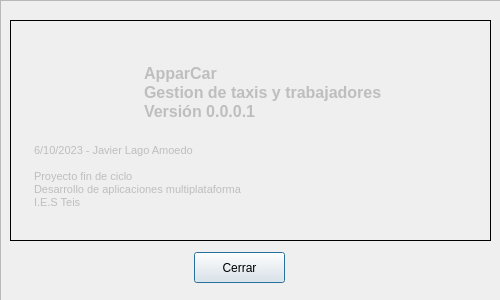
javierlago/lagoamoedo, file AcercaDeWindow.ui: the form before one commit.
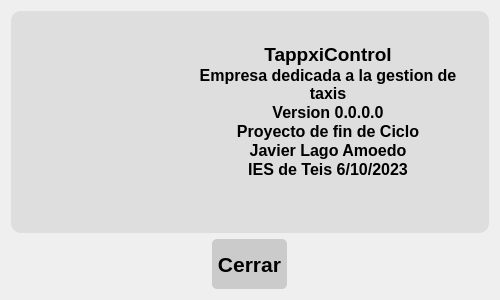
The form after the commit. Icons and pictures are not drawn.

```diff
--- a/AcercaDeWindow.ui
+++ b/AcercaDeWindow.ui
@@ -10,6 +10,18 @@
     <height>300</height>
    </rect>
   </property>
+  <property name="minimumSize">
+   <size>
+    <width>500</width>
+    <height>300</height>
+   </size>
+  </property>
+  <property name="maximumSize">
+   <size>
+    <width>500</width>
+    <height>300</height>
+   </size>
+  </property>
   <property name="windowTitle">
    <string>Acerca de ....</string>
   </property>
@@ -17,23 +29,20 @@
    <iconset>
     <normaloff>img/3986726-man-taxi-transport-icon_112967.svg</normaloff>img/3986726-man-taxi-transport-icon_112967.svg</iconset>
   </property>
+  <property name="modal">
+   <bool>true</bool>
+  </property>
+  <layout class="QGridLayout" name="gridLayout_3">
+   <item row="0" column="0">
   <widget class="QFrame" name="frame">
-   <property name="geometry">
-    <rect>
-     <x>0</x>
-     <y>0</y>
-     <width>501</width>
-     <height>301</height>
-    </rect>
-   </property>
    <property name="sizePolicy">
-    <sizepolicy hsizetype="Maximum" vsizetype="Maximum">
+      <sizepolicy hsizetype="Expanding" vsizetype="Expanding">
      <horstretch>0</horstretch>
      <verstretch>0</verstretch>
     </sizepolicy>
    </property>
    <property name="frameShape">
-    <enum>QFrame::StyledPanel</enum>
+      <enum>QFrame::NoFrame</enum>
    </property>
    <property name="frameShadow">
     <enum>QFrame::Plain</enum>
@@ -41,36 +50,58 @@
    <property name="lineWidth">
     <number>1</number>
    </property>
+     <layout class="QVBoxLayout" name="verticalLayout_2">
+      <property name="leftMargin">
+       <number>0</number>
+      </property>
+      <property name="topMargin">
+       <number>0</number>
+      </property>
+      <property name="rightMargin">
+       <number>0</number>
+      </property>
+      <property name="bottomMargin">
+       <number>0</number>
+      </property>
+      <item>
    <widget class="QFrame" name="frame_2">
-    <property name="geometry">
-     <rect>
-      <x>10</x>
-      <y>20</y>
-      <width>481</width>
-      <height>221</height>
-     </rect>
+        <property name="styleSheet">
+         <string notr="true">border-radius:10px;
+background-color: rgb(222, 222, 222);</string>
     </property>
     <property name="frameShape">
-     <enum>QFrame::Box</enum>
+         <enum>QFrame::Panel</enum>
     </property>
     <property name="frameShadow">
-     <enum>QFrame::Plain</enum>
-    </property>
-    <property name="lineWidth">
-     <number>1</number>
-    </property>
-    <widget class="QLabel" name="label">
-     <property name="geometry">
-      <rect>
-       <x>20</x>
-       <y>30</y>
-       <width>91</width>
-       <height>91</height>
-      </rect>
+         <enum>QFrame::Raised</enum>
+        </property>
+        <layout class="QGridLayout" name="gridLayout">
+         <item row="2" column="0">
+          <widget class="QLabel" name="label_2">
+           <property name="sizePolicy">
+            <sizepolicy hsizetype="Fixed" vsizetype="Fixed">
+             <horstretch>0</horstretch>
+             <verstretch>0</verstretch>
+            </sizepolicy>
+           </property>
+           <property name="minimumSize">
+            <size>
+             <width>150</width>
+             <height>150</height>
+            </size>
+           </property>
+           <property name="maximumSize">
+            <size>
+             <width>150</width>
+             <height>150</height>
+            </size>
      </property>
      <property name="text">
       <string/>
      </property>
+           <property name="textFormat">
+            <enum>Qt::PlainText</enum>
+           </property>
      <property name="pixmap">
       <pixmap>img/3986726-man-taxi-transport-icon_112967.svg</pixmap>
      </property>
@@ -81,112 +112,100 @@
       <set>Qt::AlignCenter</set>
      </property>
     </widget>
-    <widget class="QTextEdit" name="txtNameApp">
-     <property name="enabled">
-      <bool>false</bool>
-     </property>
-     <property name="geometry">
-      <rect>
-       <x>130</x>
-       <y>40</y>
-       <width>271</width>
-       <height>71</height>
-      </rect>
+         </item>
+         <item row="2" column="1">
+          <widget class="QTextEdit" name="textEdit">
+           <property name="sizePolicy">
+            <sizepolicy hsizetype="Minimum" vsizetype="Minimum">
+             <horstretch>0</horstretch>
+             <verstretch>0</verstretch>
+            </sizepolicy>
+           </property>
+           <property name="layoutDirection">
+            <enum>Qt::LeftToRight</enum>
+           </property>
+           <property name="frameShape">
+            <enum>QFrame::NoFrame</enum>
+           </property>
+           <property name="frameShadow">
+            <enum>QFrame::Plain</enum>
+           </property>
+           <property name="verticalScrollBarPolicy">
+            <enum>Qt::ScrollBarAlwaysOff</enum>
+           </property>
+           <property name="horizontalScrollBarPolicy">
+            <enum>Qt::ScrollBarAlwaysOff</enum>
+           </property>
+           <property name="sizeAdjustPolicy">
+            <enum>QAbstractScrollArea::AdjustIgnored</enum>
+           </property>
+           <property name="html">
+            <string>&lt;!DOCTYPE HTML PUBLIC &quot;-//W3C//DTD HTML 4.0//EN&quot; &quot;http://www.w3.org/TR/REC-html40/strict.dtd&quot;&gt;
+&lt;html&gt;&lt;head&gt;&lt;meta name=&quot;qrichtext&quot; content=&quot;1&quot; /&gt;&lt;style type=&quot;text/css&quot;&gt;
+p, li { white-space: pre-wrap; }
+&lt;/style&gt;&lt;/head&gt;&lt;body style=&quot; font-family:'MS Shell Dlg 2'; font-size:8.25pt; font-weight:400; font-style:normal;&quot;&gt;
+&lt;p align=&quot;center&quot; style=&quot;-qt-paragraph-type:empty; margin-top:0px; margin-bottom:0px; margin-left:0px; margin-right:0px; -qt-block-indent:0; text-indent:0px;&quot;&gt;&lt;br /&gt;&lt;/p&gt;
+&lt;p align=&quot;center&quot; style=&quot; margin-top:0px; margin-bottom:0px; margin-left:0px; margin-right:0px; -qt-block-indent:0; text-indent:0px;&quot;&gt;&lt;span style=&quot; font-size:14pt; font-weight:600;&quot;&gt;TappxiControl&lt;/span&gt;&lt;/p&gt;
+&lt;p align=&quot;center&quot; style=&quot; margin-top:0px; margin-bottom:0px; margin-left:0px; margin-right:0px; -qt-block-indent:0; text-indent:0px;&quot;&gt;&lt;span style=&quot; font-size:12pt; font-weight:600;&quot;&gt;Empresa dedicada a la gestion de taxis&lt;/span&gt;&lt;/p&gt;
+&lt;p align=&quot;center&quot; style=&quot; margin-top:0px; margin-bottom:0px; margin-left:0px; margin-right:0px; -qt-block-indent:0; text-indent:0px;&quot;&gt;&lt;span style=&quot; font-size:12pt; font-weight:600;&quot;&gt;Version 0.0.0.0&lt;/span&gt;&lt;/p&gt;
+&lt;p align=&quot;center&quot; style=&quot; margin-top:0px; margin-bottom:0px; margin-left:0px; margin-right:0px; -qt-block-indent:0; text-indent:0px;&quot;&gt;&lt;span style=&quot; font-size:12pt; font-weight:600;&quot;&gt;Proyecto de fin de Ciclo&lt;/span&gt;&lt;/p&gt;
+&lt;p align=&quot;center&quot; style=&quot; margin-top:0px; margin-bottom:0px; margin-left:0px; margin-right:0px; -qt-block-indent:0; text-indent:0px;&quot;&gt;&lt;span style=&quot; font-size:12pt; font-weight:600;&quot;&gt;Javier Lago Amoedo&lt;/span&gt;&lt;/p&gt;
+&lt;p align=&quot;center&quot; style=&quot; margin-top:0px; margin-bottom:0px; margin-left:0px; margin-right:0px; -qt-block-indent:0; text-indent:0px;&quot;&gt;&lt;span style=&quot; font-size:12pt; font-weight:600;&quot;&gt;IES de Teis 6/10/2023&lt;/span&gt;&lt;/p&gt;&lt;/body&gt;&lt;/html&gt;</string>
+           </property>
+           <property name="tabStopWidth">
+            <number>80</number>
+           </property>
+          </widget>
+         </item>
+        </layout>
+       </widget>
+      </item>
+      <item alignment="Qt::AlignHCenter">
+       <widget class="QPushButton" name="pushButton">
+        <property name="sizePolicy">
+         <sizepolicy hsizetype="Minimum" vsizetype="Expanding">
+          <horstretch>0</horstretch>
+          <verstretch>0</verstretch>
+         </sizepolicy>
+        </property>
+        <property name="minimumSize">
+         <size>
+          <width>75</width>
+          <height>30</height>
+         </size>
+        </property>
+        <property name="maximumSize">
+         <size>
+          <width>75</width>
+          <height>50</height>
+         </size>
      </property>
      <property name="font">
       <font>
-       <pointsize>20</pointsize>
+          <family>MS Shell Dlg 2</family>
+          <pointsize>16</pointsize>
        <weight>75</weight>
+          <italic>false</italic>
        <bold>true</bold>
       </font>
      </property>
-     <property name="frameShape">
-      <enum>QFrame::NoFrame</enum>
-     </property>
-     <property name="lineWidth">
-      <number>0</number>
-     </property>
-     <property name="verticalScrollBarPolicy">
-      <enum>Qt::ScrollBarAlwaysOff</enum>
-     </property>
-     <property name="horizontalScrollBarPolicy">
-      <enum>Qt::ScrollBarAlwaysOff</enum>
-     </property>
-     <property name="html">
-      <string>&lt;!DOCTYPE HTML PUBLIC &quot;-//W3C//DTD HTML 4.0//EN&quot; &quot;http://www.w3.org/TR/REC-html40/strict.dtd&quot;&gt;
-&lt;html&gt;&lt;head&gt;&lt;meta name=&quot;qrichtext&quot; content=&quot;1&quot; /&gt;&lt;style type=&quot;text/css&quot;&gt;
-p, li { white-space: pre-wrap; }
-&lt;/style&gt;&lt;/head&gt;&lt;body style=&quot; font-family:'MS Shell Dlg 2'; font-size:20pt; font-weight:600; font-style:normal;&quot;&gt;
-&lt;p style=&quot; margin-top:0px; margin-bottom:0px; margin-left:0px; margin-right:0px; -qt-block-indent:0; text-indent:0px;&quot;&gt;&lt;span style=&quot; font-size:12pt;&quot;&gt;ApparCar&lt;/span&gt;&lt;/p&gt;
-&lt;p style=&quot; margin-top:0px; margin-bottom:0px; margin-left:0px; margin-right:0px; -qt-block-indent:0; text-indent:0px;&quot;&gt;&lt;span style=&quot; font-size:12pt;&quot;&gt;Gestion de taxis y trabajadores&lt;/span&gt;&lt;/p&gt;
-&lt;p style=&quot; margin-top:0px; margin-bottom:0px; margin-left:0px; margin-right:0px; -qt-block-indent:0; text-indent:0px;&quot;&gt;&lt;span style=&quot; font-size:12pt;&quot;&gt;Versión 0.0.0.1&lt;/span&gt;&lt;/p&gt;
-&lt;p style=&quot;-qt-paragraph-type:empty; margin-top:0px; margin-bottom:0px; margin-left:0px; margin-right:0px; -qt-block-indent:0; text-indent:0px; font-size:12pt;&quot;&gt;&lt;br /&gt;&lt;/p&gt;&lt;/body&gt;&lt;/html&gt;</string>
-     </property>
-    </widget>
-    <widget class="QTextEdit" name="textEdit_2">
-     <property name="enabled">
-      <bool>false</bool>
-     </property>
-     <property name="geometry">
-      <rect>
-       <x>20</x>
-       <y>120</y>
-       <width>441</width>
-       <height>71</height>
-      </rect>
-     </property>
-     <property name="minimumSize">
-      <size>
-       <width>441</width>
-       <height>0</height>
-      </size>
-     </property>
-     <property name="autoFillBackground">
-      <bool>false</bool>
-     </property>
-     <property name="frameShape">
-      <enum>QFrame::NoFrame</enum>
-     </property>
-     <property name="verticalScrollBarPolicy">
-      <enum>Qt::ScrollBarAlwaysOff</enum>
-     </property>
-     <property name="horizontalScrollBarPolicy">
-      <enum>Qt::ScrollBarAlwaysOff</enum>
-     </property>
-     <property name="sizeAdjustPolicy">
-      <enum>QAbstractScrollArea::AdjustToContents</enum>
-     </property>
-     <property name="html">
-      <string>&lt;!DOCTYPE HTML PUBLIC &quot;-//W3C//DTD HTML 4.0//EN&quot; &quot;http://www.w3.org/TR/REC-html40/strict.dtd&quot;&gt;
-&lt;html&gt;&lt;head&gt;&lt;meta name=&quot;qrichtext&quot; content=&quot;1&quot; /&gt;&lt;style type=&quot;text/css&quot;&gt;
-p, li { white-space: pre-wrap; }
-&lt;/style&gt;&lt;/head&gt;&lt;body style=&quot; font-family:'MS Shell Dlg 2'; font-size:8.25pt; font-weight:400; font-style:normal;&quot;&gt;
-&lt;p style=&quot; margin-top:0px; margin-bottom:0px; margin-left:0px; margin-right:0px; -qt-block-indent:0; text-indent:0px;&quot;&gt;6/10/2023 - Javier Lago Amoedo&lt;/p&gt;
-&lt;p style=&quot;-qt-paragraph-type:empty; margin-top:0px; margin-bottom:0px; margin-left:0px; margin-right:0px; -qt-block-indent:0; text-indent:0px;&quot;&gt;&lt;br /&gt;&lt;/p&gt;
-&lt;p style=&quot; margin-top:0px; margin-bottom:0px; margin-left:0px; margin-right:0px; -qt-block-indent:0; text-indent:0px;&quot;&gt;Proyecto fin de ciclo&lt;/p&gt;
-&lt;p style=&quot; margin-top:0px; margin-bottom:0px; margin-left:0px; margin-right:0px; -qt-block-indent:0; text-indent:0px;&quot;&gt;Desarrollo de aplicaciones multiplataforma&lt;/p&gt;
-&lt;p style=&quot; margin-top:0px; margin-bottom:0px; margin-left:0px; margin-right:0px; -qt-block-indent:0; text-indent:0px;&quot;&gt;I.E.S Teis&lt;/p&gt;
-&lt;p style=&quot;-qt-paragraph-type:empty; margin-top:0px; margin-bottom:0px; margin-left:0px; margin-right:0px; -qt-block-indent:0; text-indent:0px;&quot;&gt;&lt;br /&gt;&lt;/p&gt;&lt;/body&gt;&lt;/html&gt;</string>
-     </property>
-     <property name="textInteractionFlags">
-      <set>Qt::NoTextInteraction</set>
-     </property>
-    </widget>
-   </widget>
-   <widget class="QPushButton" name="pushButton">
-    <property name="geometry">
-     <rect>
-      <x>194</x>
-      <y>252</y>
-      <width>91</width>
-      <height>31</height>
-     </rect>
+        <property name="styleSheet">
+         <string notr="true">border-radius:5px;
+background-color: rgb(203, 203, 203);
+</string>
     </property>
     <property name="text">
      <string>Cerrar</string>
     </property>
-   </widget>
-  </widget>
+        <property name="flat">
+         <bool>false</bool>
+        </property>
+       </widget>
+      </item>
+     </layout>
+    </widget>
+   </item>
+  </layout>
  </widget>
  <resources/>
  <connections/>
```
Left out of the diff: 3 changed lines with no effect on the pictures. Lines whose indentation alone changed are shown as unchanged.
